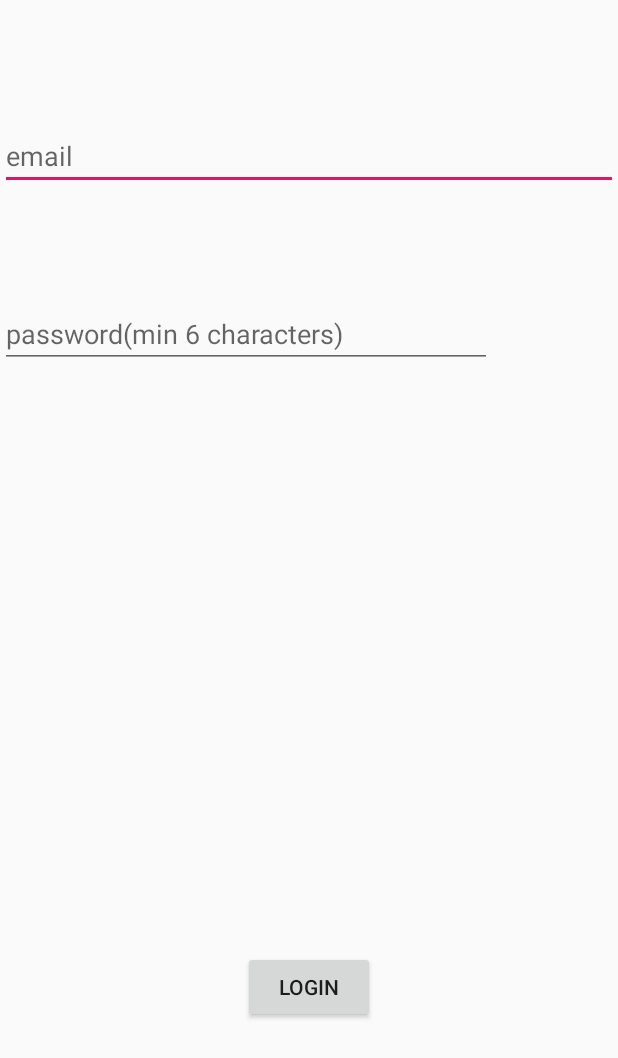
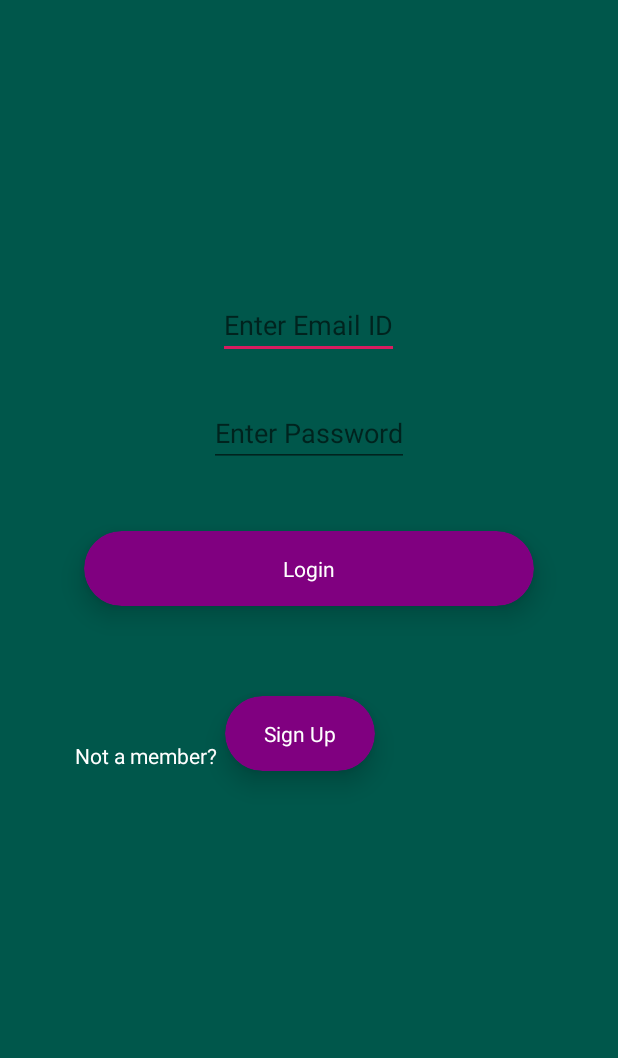
Before and after one commit to Mownika25/mine, an Android app: the LogInActivity screen opened directly, with no data from a screen before it, on a phone screen of 412 x 824 dp. Shown: the top 1058 px of the screen. Run offline under Robolectric (Android 15) with nearby library versions, the phone set to English and light mode, and no system bars; our stand-ins replace Firebase (no records; nobody signed in at launch, a user with empty details on screens opened directly).

Commit message:
commit 3

```diff
--- a/app/src/main/java/com/example/android/eduease/LogInActivity.java
+++ b/app/src/main/java/com/example/android/eduease/LogInActivity.java
@@ -22,46 +22,74 @@ import com.google.firebase.auth.FirebaseAuth;
 
 public class LogInActivity extends AppCompatActivity {
 
-    Button regis;
-    private FirebaseAuth mAuth;
-    EditText emailText,passwordText;
-    String email, password;
+     EditText editEmail, editPass;
+    private FirebaseAuth fbAuth;
+    private TextView loginTx, signupTx;
+
+    private ProgressBar progressBar;
+
+
+
     @Override
     protected void onCreate(Bundle savedInstanceState) {
         super.onCreate(savedInstanceState);
         setContentView(R.layout.activity_log_in);
-        regis = findViewById(R.id.button);
-        regis.setText("LOGIN");
-        mAuth = FirebaseAuth.getInstance();
+
+        fbAuth = FirebaseAuth.getInstance();
+
+        editEmail = findViewById(R.id.email);
+        editPass = findViewById(R.id.passkey);
+        loginTx = findViewById(R.id.logIn);
+        signupTx = findViewById(R.id.signUp);
+
+        progressBar = findViewById(R.id.progress_bar_login);
+        progressBar.setVisibility(View.INVISIBLE);
 
 
-        regis.setOnClickListener(new View.OnClickListener() {
+
+
+        signupTx.setOnClickListener(new View.OnClickListener() {
+            @Override
+            public void onClick(View v) {
+                Intent homeIntent = new Intent(LogInActivity.this, SignUpActivity.class);
+                startActivity(homeIntent);
+            }
+        });
+
+        loginTx.setOnClickListener(new View.OnClickListener() {
             @Override
             public void onClick(View view) {
+                userLogin();
+            }
+        });
+    }
 
-                                         emailText = findViewById(R.id.editText);
-                                         email = emailText.getText().toString().trim();
+    void userLogin() {
+        String email = editEmail.getText().toString().trim();
+        String pass = editPass.getText().toString().trim();
 
-                                         passwordText = findViewById(R.id.editText2);
-                                         password = passwordText.getText().toString().trim();
+        if(email.isEmpty() || pass.isEmpty()) {
+            Toast.makeText(this, "Please enter both Email and Password.", Toast.LENGTH_SHORT).show();
+            return;
+        }
 
-                                         (mAuth.signInWithEmailAndPassword(email,password))
-                                                 .addOnCompleteListener(new OnCompleteListener<AuthResult>() {
+        progressBar.setVisibility(View.VISIBLE);
+
+        fbAuth.signInWithEmailAndPassword(email, pass)
+                .addOnCompleteListener(LogInActivity.this, new OnCompleteListener<AuthResult>() {
                     @Override
                     public void onComplete(@NonNull Task<AuthResult> task) {
-                                                         if (task.isSuccessful()) {
+                        if(task.isSuccessful()) {
+                            //Start HomeActivity
                             Toast.makeText(getApplicationContext(), "SUCCESSFULLY LOGGED IN", Toast.LENGTH_SHORT).show();
 
-                                                             Intent i= new Intent (getApplicationContext(),newactivity.class);
-                                                             startActivity(i);
+
+                            startActivity(new Intent(LogInActivity.this, newactivity.class));
+                        } else {
+                            Toast.makeText(getApplicationContext(), "Failed! Please Try Again.", Toast.LENGTH_SHORT).show();
+                            progressBar.setVisibility(View.INVISIBLE);
                         }
-                                                         else
-                                                             Toast.makeText(getApplicationContext(), " NOT LOGGED IN", Toast.LENGTH_SHORT).show();
-
                     }
                 });
     }
 }
-        );
-    }
-}
--- a/app/src/main/res/layout/activity_log_in.xml
+++ b/app/src/main/res/layout/activity_log_in.xml
@@ -4,39 +4,96 @@
     xmlns:tools="http://schemas.android.com/tools"
     android:layout_width="match_parent"
     android:layout_height="match_parent"
-    tools:context=".LogInActivity">
+    android:background="@color/colorPrimaryDark"
+    tools:context="com.example.android.eduease.LogInActivity"
+    >
+
+
 
     <EditText
-        android:id="@+id/editText"
-        android:layout_width="match_parent"
+        android:id="@+id/email"
+        android:layout_width="wrap_content"
         android:layout_height="wrap_content"
         android:layout_alignParentTop="true"
         android:layout_centerHorizontal="true"
-        android:layout_marginTop="81dp"
-        android:ems="10"
+        android:layout_marginTop="194dp"
         android:inputType="textEmailAddress"
-        android:hint="email" />
+        android:hint="Enter Email ID"/>
 
     <EditText
-        android:id="@+id/editText2"
+        android:id="@+id/passkey"
+        android:layout_width="wrap_content"
+        android:layout_height="wrap_content"
+        android:layout_alignParentTop="true"
+        android:layout_centerHorizontal="true"
+        android:layout_marginTop="266dp"
+        android:inputType="textPassword"
+        android:hint="Enter Password"/>
+
+    <android.support.v7.widget.CardView
+        android:layout_width="300dp"
+        android:layout_height="50dp"
+        android:layout_centerHorizontal="true"
+        android:layout_marginTop="354dp"
+        app:cardBackgroundColor="#800080"
+        app:cardCornerRadius="25dp"
+        app:cardElevation="10dp" >
+
+        <RelativeLayout
+            android:layout_width="match_parent"
+            android:layout_height="match_parent">
+
+            <TextView
+                android:id="@+id/logIn"
+                android:layout_width="wrap_content"
+                android:layout_height="wrap_content"
+                android:text="Login"
+                android:textColor="#fff"
+                android:layout_centerInParent="true"/>
+        </RelativeLayout>
+
+    </android.support.v7.widget.CardView>
+
+    <TextView
+        android:id="@+id/sign"
+        android:layout_width="wrap_content"
+        android:layout_height="wrap_content"
+        android:layout_marginTop="494dp"
+        android:layout_marginLeft="50dp"
+        android:textColor="#fff"
+        android:text="Not a member?" />
+
+    <android.support.v7.widget.CardView
+        android:layout_width="100dp"
+        android:layout_height="50dp"
+        android:layout_marginTop="464dp"
+        android:layout_marginLeft="150dp"
+        app:cardBackgroundColor="#800080"
+        app:cardCornerRadius="25dp"
+        app:cardElevation="10dp" >
+
+        <RelativeLayout
+            android:layout_width="match_parent"
+            android:layout_height="match_parent">
+
+            <TextView
+                android:id="@+id/signUp"
+                android:layout_width="wrap_content"
+                android:layout_height="wrap_content"
+                android:text="Sign Up"
+                android:textColor="#fff"
+                android:layout_centerInParent="true"/>
+        </RelativeLayout>
+
+    </android.support.v7.widget.CardView>
+
+    <ProgressBar
+        android:id="@+id/progress_bar_login"
+        style="?android:attr/progressBarStyleHorizontal"
         android:layout_width="match_parent"
         android:layout_height="wrap_content"
+        android:indeterminate="true"
         android:layout_alignParentTop="true"
-        android:layout_alignParentEnd="true"
-        android:layout_alignParentRight="true"
-        android:layout_marginTop="200dp"
-        android:layout_marginEnd="84dp"
-        android:layout_marginRight="84dp"
-        android:ems="10"
-        android:inputType="textPassword"
-        android:hint="password(min 6 characters)" />
+        android:layout_centerHorizontal="true"/>
 
-    <Button
-        android:id="@+id/button"
-        android:layout_width="wrap_content"
-        android:layout_height="wrap_content"
-        android:layout_alignParentBottom="true"
-        android:layout_centerHorizontal="true"
-        android:layout_marginBottom="142dp"
-        android:text="login/signup" />
 </RelativeLayout>
```
Lines whose indentation alone changed are shown as unchanged.
